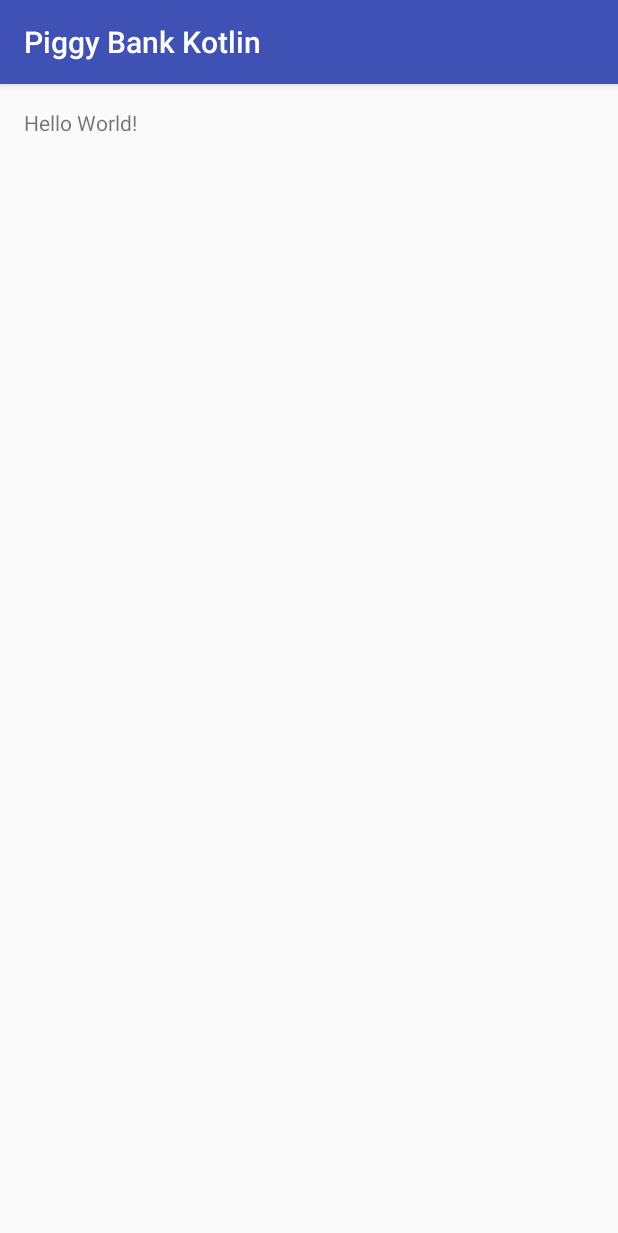
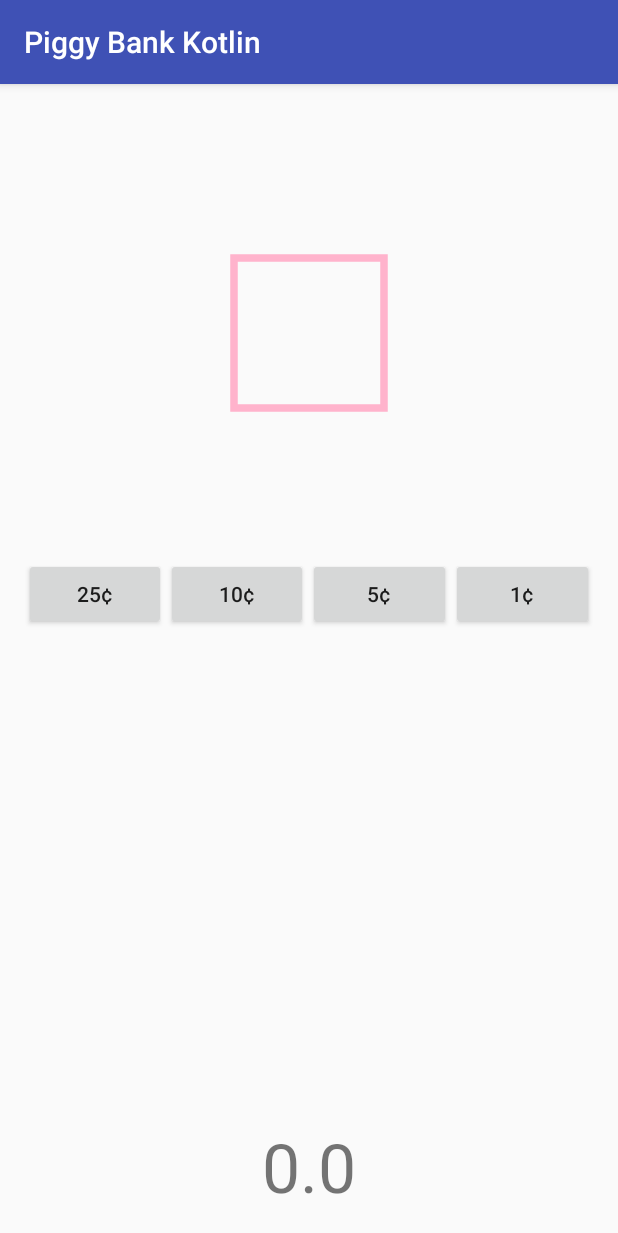
Before and after one commit to KioKrofovitch/piggy-bank-kotlin, an Android app: the screen it shows after launch (MainActivity), on a phone screen of 412 x 824 dp. Shown: the top 1233 px of the screen. Run offline under Robolectric (Android 15) with nearby library versions, the phone set to English and light mode, and no system bars.

Commit message:
Use Kotlin, add piggy bank model

```diff
--- a/app/build.gradle
+++ b/app/build.gradle
@@ -1,4 +1,6 @@
 apply plugin: 'com.android.application'
+apply plugin: 'kotlin-android'
+apply plugin: 'kotlin-android-extensions'
 
 android {
     compileSdkVersion 23
@@ -6,7 +8,7 @@ android {
 
     defaultConfig {
         applicationId "com.example.kio.piggybankkotlin"
-        minSdkVersion 15
+        minSdkVersion 21
         targetSdkVersion 23
         versionCode 1
         versionName "1.0"
@@ -17,10 +19,29 @@ android {
             proguardFiles getDefaultProguardFile('proguard-android.txt'), 'proguard-rules.pro'
         }
     }
+    sourceSets {
+        main.java.srcDirs += 'src/main/kotlin'
+    }
 }
 
 dependencies {
     compile fileTree(dir: 'libs', include: ['*.jar'])
     testCompile 'junit:junit:4.12'
     compile 'com.android.support:appcompat-v7:23.1.1'
+    compile "org.jetbrains.kotlin:kotlin-stdlib:$kotlin_version"
 }
+
+buildscript {
+    ext.kotlin_version = '1.0.0-rc-1036'
+    repositories {
+        mavenCentral()
+    }
+    dependencies {
+        classpath "org.jetbrains.kotlin:kotlin-gradle-plugin:$kotlin_version"
+        classpath "org.jetbrains.kotlin:kotlin-android-extensions:$kotlin_version"
+    }
+}
+
+repositories {
+    mavenCentral()
+}
--- a/app/src/main/java/com/example/kio/piggybankkotlin/MainActivity.java
+++ /dev/null
@@ -1,13 +0,0 @@
-package com.example.kio.piggybankkotlin;
-
-import android.support.v7.app.AppCompatActivity;
-import android.os.Bundle;
-
-public class MainActivity extends AppCompatActivity {
-
-    @Override
-    protected void onCreate(Bundle savedInstanceState) {
-        super.onCreate(savedInstanceState);
-        setContentView(R.layout.activity_main);
-    }
-}
--- /dev/null
+++ b/app/src/main/java/com/example/kio/piggybankkotlin/MainActivity.kt
@@ -0,0 +1,23 @@
+package com.example.kio.piggybankkotlin
+
+import android.os.Bundle
+import android.support.v7.app.AppCompatActivity
+import kotlinx.android.synthetic.main.activity_main.*
+
+class MainActivity : AppCompatActivity() {
+
+    var piggyBank: PiggyBank = PiggyBank()
+
+    override fun onCreate(savedInstanceState: Bundle?) {
+        super.onCreate(savedInstanceState)
+        setContentView(R.layout.activity_main)
+
+        button_quarter.setOnClickListener {piggyBank.addQuarter()}
+        button_dime.setOnClickListener {piggyBank.addDime()}
+        button_nickel.setOnClickListener { piggyBank.addNickel() }
+        button_penny.setOnClickListener { piggyBank.addPenny() }
+
+        text_running_total.setText(piggyBank.getRunningTotal().toString())
+    }
+
+}
--- /dev/null
+++ b/app/src/main/java/com/example/kio/piggybankkotlin/PiggyBank.kt
@@ -0,0 +1,35 @@
+package com.example.kio.piggybankkotlin
+
+/**
+ * Piggy Bank Data Model
+ */
+
+class PiggyBank {
+
+    // TODO: KIO Blog post
+    // Do I need private? Do I need to initialize? What's the advantage of lateinit? Also what is synthetic Properties?
+    private var numQuarters: Int = 0
+    private var numDimes: Int = 0
+    private var numNickels: Int = 0
+    private var numPennies: Int = 0
+
+    fun addQuarter() {
+        numQuarters += numQuarters
+    }
+
+    fun addDime() {
+        numDimes += numDimes
+    }
+
+    fun addNickel() {
+        numNickels += numNickels
+    }
+
+    fun addPenny() {
+        numPennies += numPennies
+    }
+
+    fun getRunningTotal(): Double {
+        return (numQuarters*25 + numDimes*10 + numNickels*5 + numPennies)/100.00
+    }
+}
--- /dev/null
+++ b/app/src/main/res/drawable/piggy_bank.xml
@@ -0,0 +1,15 @@
+<?xml version="1.0" encoding="utf-8"?>
+<vector
+    xmlns:android="http://schemas.android.com/apk/res/android"
+    android:viewportWidth="300"
+    android:viewportHeight="300"
+    android:width="300dp"
+    android:height="300dp" >
+
+    <path
+        android:strokeColor="@color/piggy_bank_pink"
+        android:strokeWidth="5"
+        android:pathData="M100,100 l100,0 l0,100 l-100,0 z"
+        />
+
+</vector>
--- a/app/src/main/res/layout/activity_main.xml
+++ b/app/src/main/res/layout/activity_main.xml
@@ -9,8 +9,56 @@
     android:paddingTop="@dimen/activity_vertical_margin"
     tools:context="com.example.kio.piggybankkotlin.MainActivity">
 
-    <TextView
+    <ImageView
+        android:id="@+id/image_piggy_bank"
         android:layout_width="wrap_content"
         android:layout_height="wrap_content"
-        android:text="Hello World!" />
+        android:layout_centerHorizontal="true"
+        android:contentDescription="@string/piggy_bank"
+        android:src="@drawable/piggy_bank" />
+
+    <LinearLayout
+        android:id="@+id/layout_coin_buttons"
+        android:layout_width="match_parent"
+        android:layout_height="wrap_content"
+        android:layout_below="@id/image_piggy_bank"
+        android:orientation="horizontal">
+
+        <Button
+            android:id="@+id/button_quarter"
+            android:layout_width="0dp"
+            android:layout_height="wrap_content"
+            android:layout_weight="1"
+            android:text="@string/twenty_five_cents" />
+
+        <Button
+            android:id="@+id/button_dime"
+            android:layout_width="0dp"
+            android:layout_height="wrap_content"
+            android:layout_weight="1"
+            android:text="@string/ten_cents" />
+
+        <Button
+            android:id="@+id/button_nickel"
+            android:layout_width="0dp"
+            android:layout_height="wrap_content"
+            android:layout_weight="1"
+            android:text="@string/five_cents" />
+
+        <Button
+            android:id="@+id/button_penny"
+            android:layout_width="0dp"
+            android:layout_height="wrap_content"
+            android:layout_weight="1"
+            android:text="@string/one_cent" />
+    </LinearLayout>
+
+    <TextView
+        android:id="@+id/text_running_total"
+        android:layout_alignParentBottom="true"
+        android:layout_centerHorizontal="true"
+        android:layout_width="wrap_content"
+        android:layout_height="wrap_content"
+        android:textSize="45sp"
+        tools:text="$23.00"/>
 </RelativeLayout>
--- a/app/src/main/res/values/colors.xml
+++ b/app/src/main/res/values/colors.xml
@@ -3,4 +3,6 @@
     <color name="colorPrimary">#3F51B5</color>
     <color name="colorPrimaryDark">#303F9F</color>
     <color name="colorAccent">#FF4081</color>
+
+    <color name="piggy_bank_pink">#ffb3cc</color>
 </resources>
--- a/app/src/main/res/values/strings.xml
+++ b/app/src/main/res/values/strings.xml
@@ -1,3 +1,9 @@
 <resources>
     <string name="app_name">Piggy Bank Kotlin</string>
+    <string name="piggy_bank">Piggy bank</string>
+    <string name="twenty_five_cents" formatted="false">25\u00A2</string>
+    <string name="ten_cents" formatted="false">10\u00A2</string>
+    <string name="five_cents" formatted="false">5\u00A2</string>
+    <string name="one_cent" formatted="false">1\u00A2</string>
+
 </resources>
```
Also changed, not shown: 1 other file.
